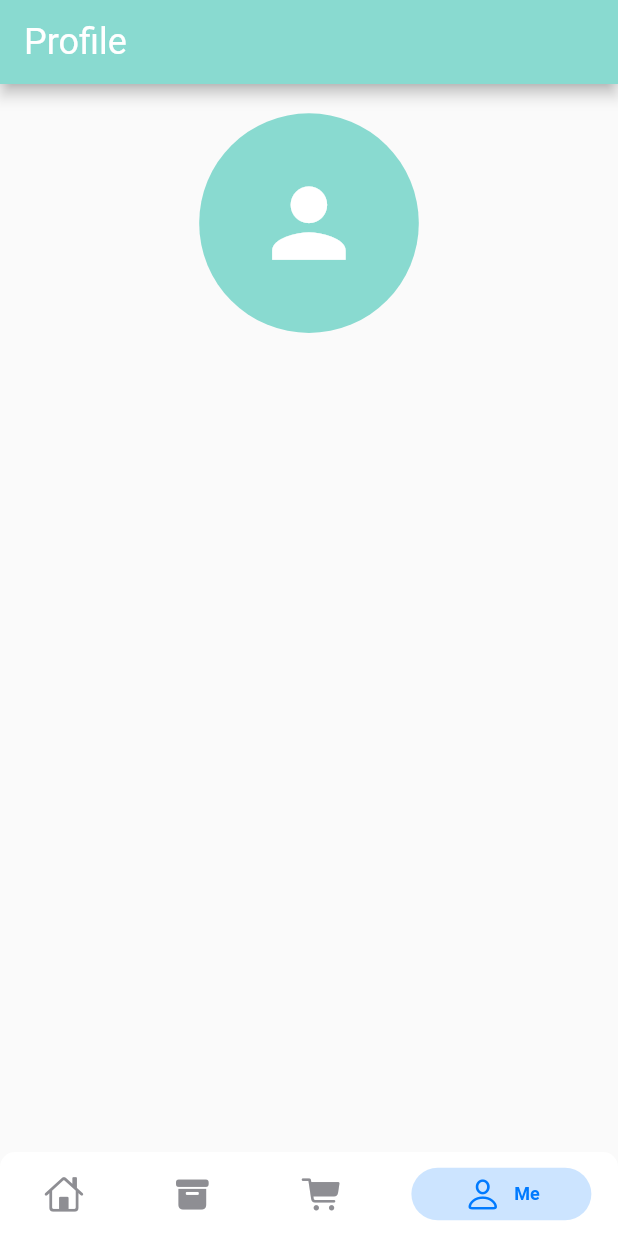
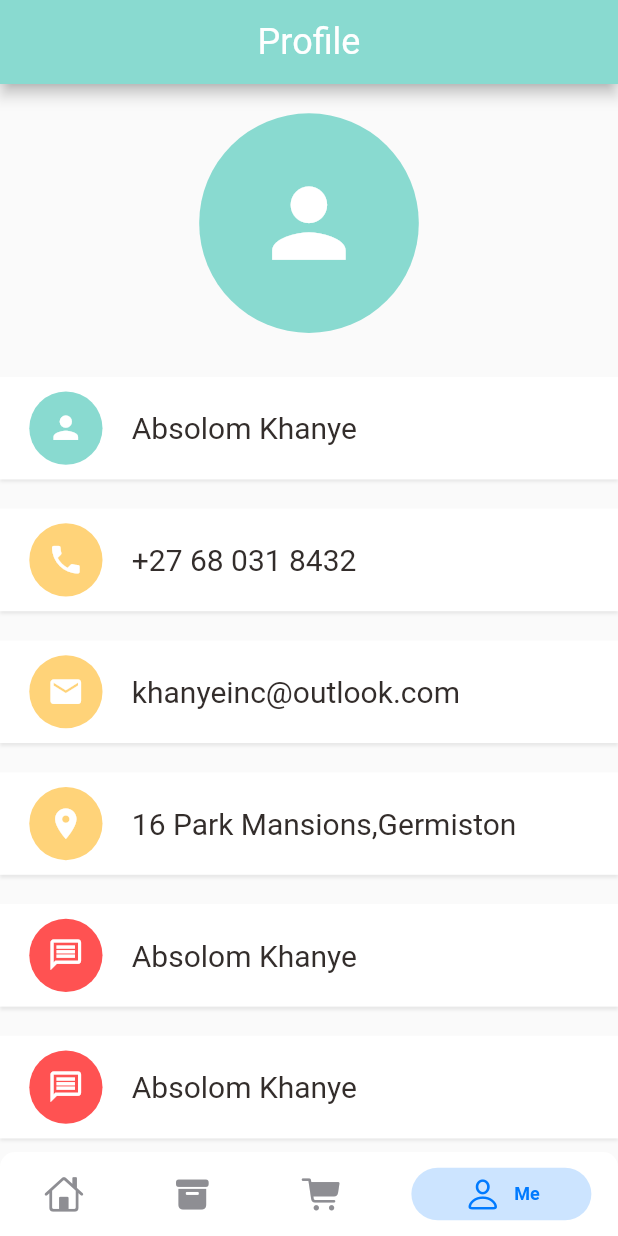
Before and after one commit to Khanye/food_delivery, a Flutter app: the screen it shows after launch, item 4 of the bottom bar chosen, on a phone screen of 412 x 824 dp. Run offline on Flutter 3.47's test engine with Material 2 defaults, Android fonts, the phone set to English and light mode, and no system bars; drawn by our look-alikes of persistent_bottom_nav_bar; our stand-ins replace dots_indicator, get, shared_preferences; network calls fail.

Commit message:
Add Account Page UI and Sign Up Page UI
Design the account page screens and sign up including the accounts reusable widget to display account info.

```diff
--- a/lib/pages/account/account_page.dart
+++ b/lib/pages/account/account_page.dart
@@ -1,6 +1,7 @@
 import 'package:flutter/material.dart';
 import 'package:food_delivery/utils/colors.dart';
 import 'package:food_delivery/utils/dimensions.dart';
+import 'package:food_delivery/widgets/account_widget.dart';
 import 'package:food_delivery/widgets/app_icon.dart';
 import 'package:food_delivery/widgets/big_text.dart';
 
@@ -12,18 +13,94 @@ class AccountPage extends StatelessWidget {
     return Scaffold(
       appBar: AppBar(
         backgroundColor: AppColors.mainColor,
-        title: BigText(text: "Profile",size: 24, color: Colors.white,),
+        title: Center(child: BigText(text: "Profile",size: 24, color: Colors.white,)),
       ),
       body: Container(
         width: double.maxFinite,
         margin: EdgeInsets.only(top: Dimensions.height20),
         child: Column(
           children: [
+            //profile icon
             AppIcon(icon: Icons.person,
             backgroundColor: AppColors.mainColor,
             iconColor: Colors.white,
             iconSize: Dimensions.height30+ Dimensions.height45,
-            size: Dimensions.height15*10,)
+            size: Dimensions.height15*10,),
+            SizedBox(height: Dimensions.height30,),
+            Expanded(
+              child: SingleChildScrollView(
+                child: Column(
+                  children: [
+                    //name
+                    AccountWidget(
+                        appIcon: AppIcon(icon: Icons.person,
+                          backgroundColor: AppColors.mainColor,
+                          iconColor: Colors.white,
+                          iconSize: Dimensions.height10*5/2,
+                          size: Dimensions.height10*5,),
+
+                        bigText: BigText(text: "Absolom Khanye",)
+                    ),
+                    SizedBox(height: Dimensions.height20,),
+                    //phone
+                    AccountWidget(
+                        appIcon: AppIcon(icon: Icons.phone,
+                          backgroundColor: AppColors.yellowColor,
+                          iconColor: Colors.white,
+                          iconSize: Dimensions.height10*5/2,
+                          size: Dimensions.height10*5,),
+
+                        bigText: BigText(text: "+27 68 031 8432",)
+                    ),
+                    SizedBox(height: Dimensions.height20,),
+                    // email
+                    AccountWidget(
+                        appIcon: AppIcon(icon: Icons.email,
+                          backgroundColor: AppColors.yellowColor,
+                          iconColor: Colors.white,
+                          iconSize: Dimensions.height10*5/2,
+                          size: Dimensions.height10*5,),
+
+                        bigText: BigText(text: "khanyeinc@outlook.com",)
+                    ),
+                    SizedBox(height: Dimensions.height20,),
+                    //address
+                    AccountWidget(
+                        appIcon: AppIcon(icon: Icons.location_on,
+                          backgroundColor: AppColors.yellowColor,
+                          iconColor: Colors.white,
+                          iconSize: Dimensions.height10*5/2,
+                          size: Dimensions.height10*5,),
+
+                        bigText: BigText(text: "16 Park Mansions,Germiston",)
+                    ),
+                    SizedBox(height: Dimensions.height20,),
+                    //messages
+                    AccountWidget(
+                        appIcon: AppIcon(icon: Icons.message_outlined,
+                          backgroundColor: Colors.redAccent,
+                          iconColor: Colors.white,
+                          iconSize: Dimensions.height10*5/2,
+                          size: Dimensions.height10*5,),
+
+                        bigText: BigText(text: "Absolom Khanye",)
+                    ),
+                    SizedBox(height: Dimensions.height20,),
+                    //messages
+                    AccountWidget(
+                        appIcon: AppIcon(icon: Icons.message_outlined,
+                          backgroundColor: Colors.redAccent,
+                          iconColor: Colors.white,
+                          iconSize: Dimensions.height10*5/2,
+                          size: Dimensions.height10*5,),
+
+                        bigText: BigText(text: "Absolom Khanye",)
+                    ),
+                    SizedBox(height: Dimensions.height20,),
+                  ],
+                ),
+              ),
+            )
           ],
         ),
       ),
--- a/lib/pages/home/home_page.dart
+++ b/lib/pages/home/home_page.dart
@@ -1,6 +1,7 @@
 import 'package:flutter/cupertino.dart';
 import 'package:flutter/material.dart';
 import 'package:food_delivery/pages/account/account_page.dart';
+import 'package:food_delivery/pages/auth/sign_up_page.dart';
 import 'package:food_delivery/pages/cart/cart_history.dart';
 import 'package:food_delivery/pages/home/main_food_page.dart';
 import 'package:persistent_bottom_nav_bar/persistent-tab-view.dart';
@@ -18,10 +19,10 @@ class _HomePageState extends State<HomePage> {
   int _selectedIndex = 0;
   late PersistentTabController _controller;
   List pages =[
-  MainFoodPage(),
-  Container(child:Center(child:Text('NextPage'))),
-  Container(child:Center(child:Text('Next NextPage'))),
-  Container(child:Center(child:Text('Next Next NextPage'))),
+  const MainFoodPage(),
+    const SignUpPage(),
+    CartHistory(),
+    const AccountPage(),
   ];
 
   void onTapNav(int index){
@@ -39,7 +40,7 @@ class _HomePageState extends State<HomePage> {
   List<Widget> _buildScreens(){
     return [
       MainFoodPage(),
-      Container(child:Center(child:Text('NextPage'))),
+      SignUpPage(),
       CartHistory(),
       AccountPage(),
     ];
--- a/lib/pages/home/main_food_page.dart
+++ b/lib/pages/home/main_food_page.dart
@@ -18,7 +18,6 @@ class MainFoodPage extends StatefulWidget {
 }
 
 class _MainFoodPageState extends State<MainFoodPage> {
-
   Future<void> _loadResource() async {
     await Get.find<PopularProductController>().getPopularProductList();
     await Get.find<RecommendedProductController>().getRecommendedProductList();
--- /dev/null
+++ b/lib/widgets/account_widget.dart
@@ -0,0 +1,39 @@
+import 'package:flutter/cupertino.dart';
+import 'package:flutter/material.dart';
+import 'package:food_delivery/widgets/app_icon.dart';
+import 'package:food_delivery/widgets/big_text.dart';
+
+import '../utils/dimensions.dart';
+
+class AccountWidget extends StatelessWidget {
+  AppIcon appIcon;
+  BigText bigText;
+  AccountWidget({Key? key,required this.appIcon, required this.bigText}) : super(key: key);
+
+  @override
+  Widget build(BuildContext context) {
+    return Container(
+      padding: EdgeInsets.only(left:Dimensions.width20,
+      top: Dimensions.width10,
+      bottom: Dimensions.width10
+      ),
+      child: Row(
+        children: [
+          appIcon,
+          SizedBox(width: Dimensions.width20,),
+          bigText
+        ],
+      ),
+      decoration: BoxDecoration(
+          color: Colors.white,
+        boxShadow:[
+              BoxShadow(
+                blurRadius: 1,
+                offset: Offset(0, 2),
+                color: Colors.grey.withOpacity(0.2),
+              )
+        ]
+      ),
+    );
+  }
+}
```
Also changed, not shown: lib/pages/auth/sign_up_page.dart (added, +74 -0 lines).
